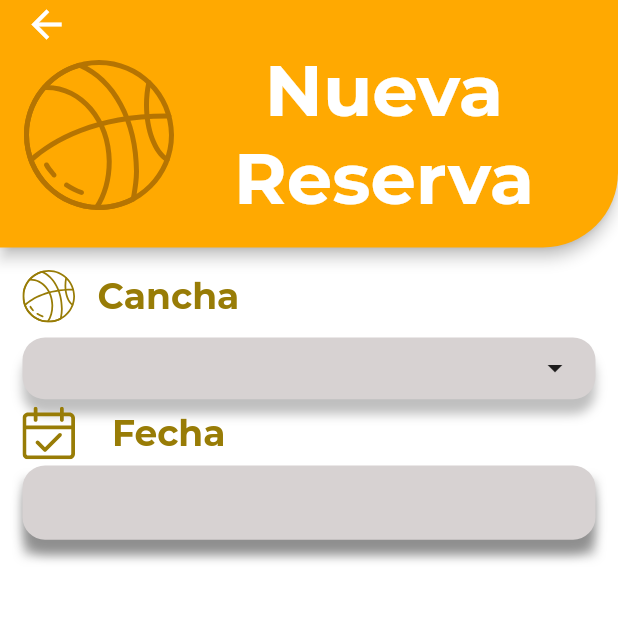
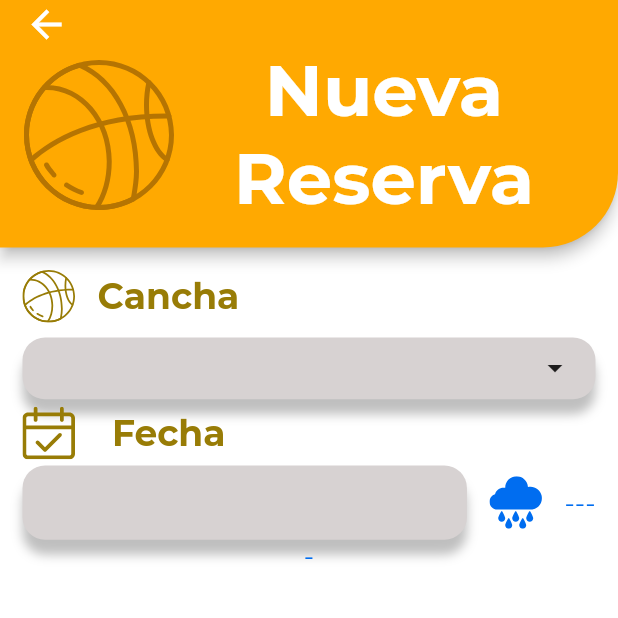
Before and after one commit to SilvioArzeno/Cancha-app, a Flutter app: the ReservationForm screen opened by its route, on a phone screen of 412 x 824 dp, the top half of it. Run offline on Flutter 3.47's test engine with Material 2 defaults, Android fonts, the phone set to English and light mode, and no system bars; our stand-ins replace flutter_svg, shared_preferences; missing offline and left inert: flutter_cupertino_date_picker; accounts and stored records are empty; project files that could hold a hidden picture were left out.

Commit message:
Adds Rain probability indicator to the Date Picker

```diff
--- a/cancha_app/lib/components/custom_datepicker.dart
+++ b/cancha_app/lib/components/custom_datepicker.dart
@@ -47,6 +47,8 @@ class CustomDatePicker extends StatefulWidget {
 
 class _CustomDatePickerState extends State<CustomDatePicker> {
   String _formattedDate;
+
+  int _rainProb;
   @override
   Widget build(BuildContext context) {
     print("Date picker build");
@@ -83,18 +85,9 @@ class _CustomDatePickerState extends State<CustomDatePicker> {
           ),
           Container(
             alignment: Alignment.centerLeft,
-            decoration: BoxDecoration(
-              boxShadow: [
-                BoxShadow(
-                  blurRadius: 5,
-                  offset: Offset(0, 10),
-                  color: Color(
-                    0x40000000,
-                  ),
-                )
-              ],
-            ),
             height: widget.inputHeight ?? currentScreen.height * 0.06,
+            child: Row(children: [
+              Expanded(
                 child: GestureDetector(
                   child: Container(
                     height: currentScreen.height * 0.35,
@@ -148,6 +141,21 @@ class _CustomDatePickerState extends State<CustomDatePicker> {
                   ),
                 ),
               ),
+              SizedBox(
+                width: 15,
+              ),
+              SvgPicture.asset("lib/resources/images/icons/rain.svg",
+                  height: 35, width: 35, color: Color(0xFF006DF0)),
+              SizedBox(
+                width: 15,
+              ),
+              Text(_rainProb == null ? "---" : "$_rainProb",
+                  style: TextStyle(
+                      fontFamily: 'Montserrat',
+                      fontSize: 18,
+                      color: Color(0xFF006DF0)))
+            ]),
+          ),
         ],
       ),
     );
--- a/cancha_app/lib/views/reservation_form/reservation_form.dart
+++ b/cancha_app/lib/views/reservation_form/reservation_form.dart
@@ -2,6 +2,7 @@ import 'package:cancha_app/components/custom_datepicker.dart';
 import 'package:cancha_app/components/custom_dropdown.dart';
 import 'package:cancha_app/components/form_app_bar.dart';
 import 'package:flutter/material.dart';
+import 'package:flutter_svg/flutter_svg.dart';
 
 class ReservationForm extends StatefulWidget {
   ReservationForm({Key key}) : super(key: key);
@@ -13,6 +14,8 @@ class ReservationForm extends StatefulWidget {
 }
 
 class _ReservationFormState extends State<ReservationForm> {
+  int _rainProb;
+
   @override
   Widget build(BuildContext context) {
     print("Form Builded !!!!!");
@@ -39,7 +42,12 @@ class _ReservationFormState extends State<ReservationForm> {
                     fontFamily: "Montserrat",
                     fontSize: 24,
                     fontWeight: FontWeight.bold,
-                    color: Color(0xFF987C06)))
+                    color: Color(0xFF987C06))),
+            Text(_rainProb == null ? "-" : "$_rainProb",
+                style: TextStyle(
+                    fontFamily: 'Montserrat',
+                    fontSize: 18,
+                    color: Color(0xFF006DF0)))
           ],
         ),
       ),
```
Lines whose indentation alone changed are shown as unchanged.
